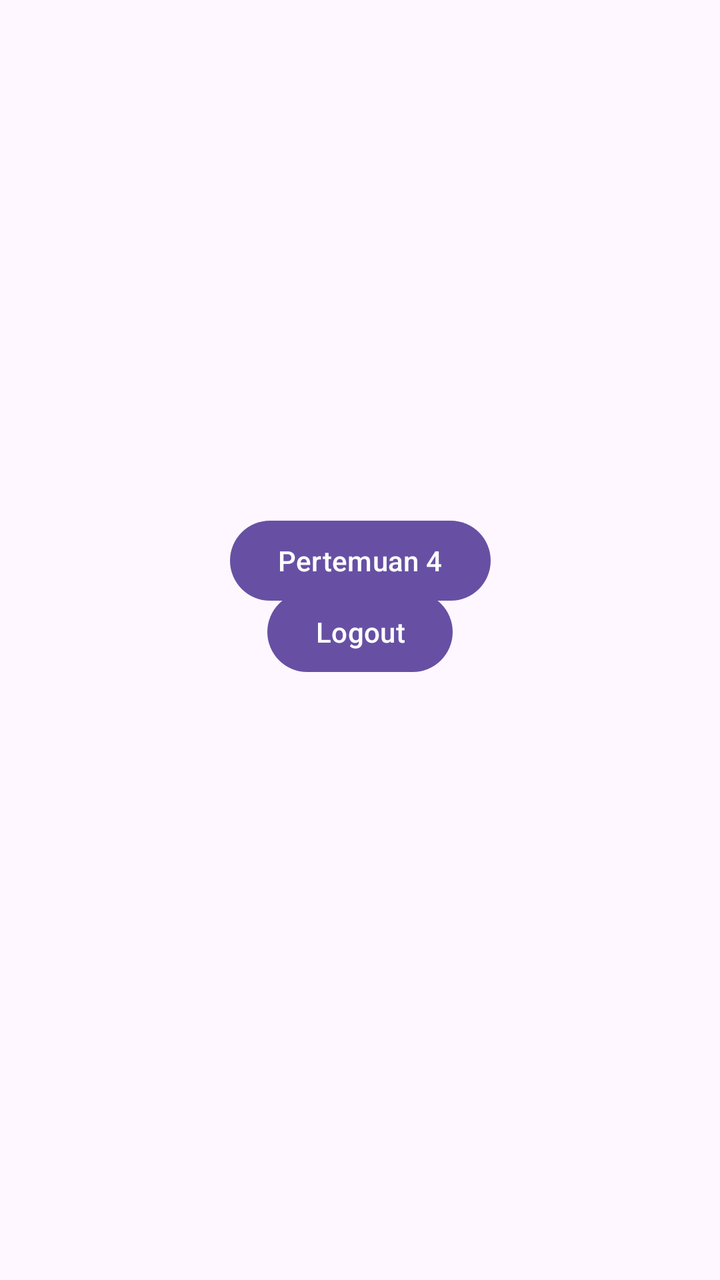
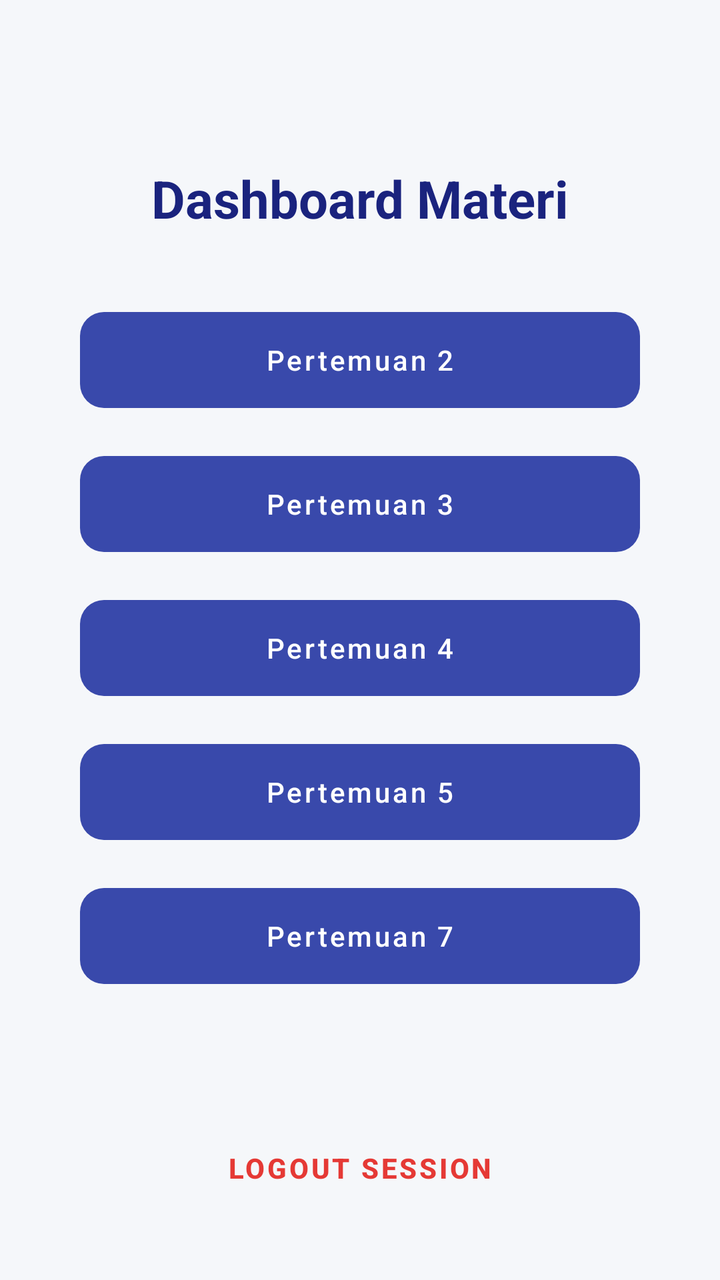

The first picture is an Android layout as it rendered before a commit; the second is the same layout after the commit. The layout source and the unified diff follow.
<!-- AndroidManifest.xml: application theme Theme.NauraApps -->
<!-- res/layout/activity_main.xml -->
<?xml version="1.0" encoding="utf-8"?>
<androidx.constraintlayout.widget.ConstraintLayout xmlns:android="http://schemas.android.com/apk/res/android"
    xmlns:app="http://schemas.android.com/apk/res-auto"
    xmlns:tools="http://schemas.android.com/tools"
    android:id="@+id/main"
    android:layout_width="match_parent"
    android:layout_height="match_parent"
    tools:context=".MainActivity">

    <Button
        android:id="@+id/btnToFourth"
        android:layout_width="wrap_content"
        android:layout_height="wrap_content"
        android:text="Pertemuan 4"
        app:layout_constraintBottom_toBottomOf="parent"
        app:layout_constraintEnd_toEndOf="parent"
        app:layout_constraintStart_toStartOf="parent"
        app:layout_constraintTop_toTopOf="parent"
        app:layout_constraintVertical_bias="0.433" />

    <Button
        android:id="@+id/btnLogout"
        android:layout_width="wrap_content"
        android:layout_height="wrap_content"
        android:layout_marginBottom="300dp"
        android:text="Logout"
        app:layout_constraintBottom_toBottomOf="parent"
        app:layout_constraintEnd_toEndOf="parent"
        app:layout_constraintStart_toStartOf="parent" />

</androidx.constraintlayout.widget.ConstraintLayout>
<!-- resources referenced by this layout -->
<resources>
  <style name="Theme.NauraApps" parent="Base.Theme.NauraApps" />
  <style name="Base.Theme.NauraApps" parent="Theme.Material3.DayNight.NoActionBar">
          
          
      </style>
</resources>

<!-- the commit's change to res/layout/activity_main.xml (unified diff, before → after) -->
@@ -1,29 +1,104 @@
 <?xml version="1.0" encoding="utf-8"?>
-<androidx.constraintlayout.widget.ConstraintLayout xmlns:android="http://schemas.android.com/apk/res/android"
+<androidx.constraintlayout.widget.ConstraintLayout
+    xmlns:android="http://schemas.android.com/apk/res/android"
     xmlns:app="http://schemas.android.com/apk/res-auto"
     xmlns:tools="http://schemas.android.com/tools"
     android:id="@+id/main"
     android:layout_width="match_parent"
     android:layout_height="match_parent"
+    android:background="#F5F7FA"
     tools:context=".MainActivity">
 
-    <Button
-        android:id="@+id/btnToFourth"
+    <TextView
+        android:id="@+id/tvTitle"
         android:layout_width="wrap_content"
         android:layout_height="wrap_content"
-        android:text="Pertemuan 4"
+        android:text="Dashboard Materi"
+        android:textColor="@color/primary_dark"
+        android:textSize="26sp"
+        android:textStyle="bold"
         app:layout_constraintBottom_toBottomOf="parent"
         app:layout_constraintEnd_toEndOf="parent"
         app:layout_constraintStart_toStartOf="parent"
         app:layout_constraintTop_toTopOf="parent"
-        app:layout_constraintVertical_bias="0.433" />
+        app:layout_constraintVertical_bias="0.135" />
+
+    <LinearLayout
+        android:id="@+id/buttonContainer"
+        android:layout_width="match_parent"
+        android:layout_height="wrap_content"
+        android:orientation="vertical"
+        android:paddingHorizontal="40dp"
+        app:layout_constraintBottom_toTopOf="@+id/btnLogout"
+        app:layout_constraintTop_toBottomOf="@+id/tvTitle"
+        app:layout_constraintVertical_bias="0.4">
+
+        <Button
+            android:id="@+id/btnToSecond"
+            style="@style/Widget.MaterialComponents.Button.UnelevatedButton"
+            android:layout_width="match_parent"
+            android:layout_height="60dp"
+            android:layout_marginBottom="12dp"
+            android:text="Pertemuan 2"
+            android:textAllCaps="false"
+            app:backgroundTint="@color/accent_soft"
+            app:cornerRadius="12dp" />
+
+        <Button
+            android:id="@+id/btnToThird"
+            style="@style/Widget.MaterialComponents.Button.UnelevatedButton"
+            android:layout_width="match_parent"
+            android:layout_height="60dp"
+            android:layout_marginBottom="12dp"
+            android:text="Pertemuan 3"
+            android:textAllCaps="false"
+            app:backgroundTint="@color/accent_soft"
+            app:cornerRadius="12dp" />
+
+        <Button
+            android:id="@+id/btnToFourth"
+            style="@style/Widget.MaterialComponents.Button.UnelevatedButton"
+            android:layout_width="match_parent"
+            android:layout_height="60dp"
+            android:layout_marginBottom="12dp"
+            android:text="Pertemuan 4"
+            android:textAllCaps="false"
+            app:backgroundTint="@color/accent_soft"
+            app:cornerRadius="12dp" />
+
+        <Button
+            android:id="@+id/btnToFifth"
+            style="@style/Widget.MaterialComponents.Button.UnelevatedButton"
+            android:layout_width="match_parent"
+            android:layout_height="60dp"
+            android:layout_marginBottom="12dp"
+            android:text="Pertemuan 5"
+            android:textAllCaps="false"
+            app:backgroundTint="@color/accent_soft"
+            app:cornerRadius="12dp" />
+
+        <Button
+            android:id="@+id/btnToSeventh"
+            style="@style/Widget.MaterialComponents.Button.UnelevatedButton"
+            android:layout_width="match_parent"
+            android:layout_height="60dp"
+            android:layout_marginBottom="12dp"
+            android:text="Pertemuan 7"
+            android:textAllCaps="false"
+            app:backgroundTint="@color/accent_soft"
+            app:cornerRadius="12dp" />
+
+    </LinearLayout>
 
     <Button
         android:id="@+id/btnLogout"
+        style="@style/Widget.MaterialComponents.Button.TextButton"
         android:layout_width="wrap_content"
         android:layout_height="wrap_content"
-        android:layout_marginBottom="300dp"
-        android:text="Logout"
+        android:layout_marginBottom="32dp"
+        android:text="Logout Session"
+        android:textColor="@color/logout_red"
+        android:textStyle="bold"
         app:layout_constraintBottom_toBottomOf="parent"
         app:layout_constraintEnd_toEndOf="parent"
         app:layout_constraintStart_toStartOf="parent" />
<!-- resource entries referenced after the edit -->
@@ -1,5 +1,8 @@
 <!-- resources referenced by this layout -->
 <resources>
+  <color name="accent_soft">#3949AB</color>
+  <color name="logout_red">#E53935</color>
+  <color name="primary_dark">#1A237E</color>
   <style name="Theme.NauraApps" parent="Base.Theme.NauraApps" />
   <style name="Base.Theme.NauraApps" parent="Theme.Material3.DayNight.NoActionBar">
           
